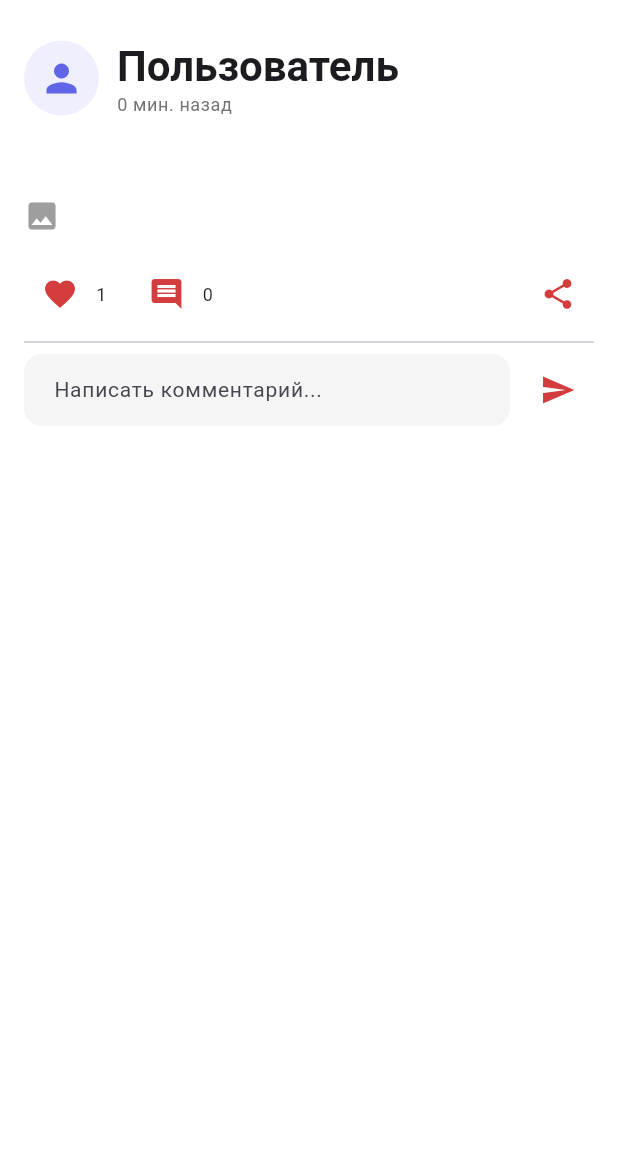
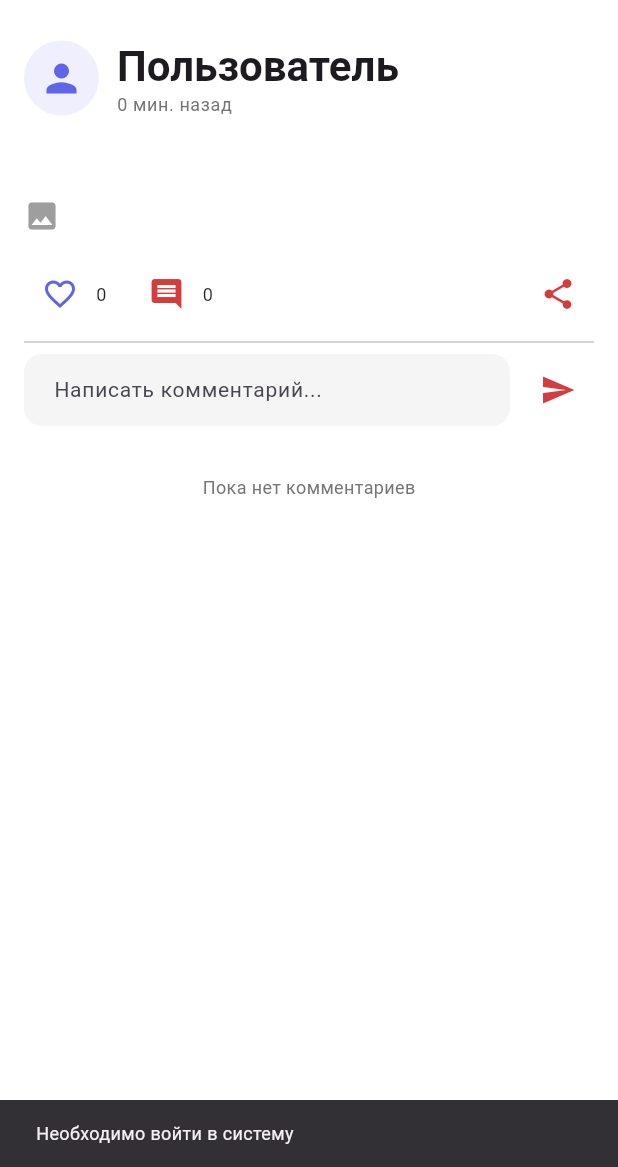
Before and after one commit to jdhantfor/coFound, a Flutter app: the PostDetailScreen screen opened directly with empty values, after a tap on the "favorite outline" icon, on a phone screen of 412 x 824 dp, the part 69-1236 px from its top. Run offline on Flutter 3.47's test engine with Material 3 defaults, Android fonts, the phone set to English and light mode, and no system bars; our stand-ins replace dio, flutter_svg, image_picker, permission_handler, qr_flutter, shared_preferences and 1 more; missing offline and left inert: mobile_scanner; accounts and stored records are empty; network calls fail.

Commit message:
Implement full comment system with server persistence and UI improvements

```diff
--- a/lib/screens/post_detail_screen.dart
+++ b/lib/screens/post_detail_screen.dart
@@ -1,5 +1,7 @@
 import 'package:flutter/material.dart';
 import '/models/models.dart';
+import '/services/services.dart';
+import '/repositories/repositories.dart';
 import '/app_styles.dart';
 import '/utils/image_utils.dart';
 
@@ -20,43 +22,170 @@
 }
 
 class _PostDetailScreenState extends State<PostDetailScreen> {
+  final PostRepository _postRepository = PostRepository();
+  final UserRepository _userRepository = UserRepository();
+
   bool _isLiked = false;
   int _likesCount = 0;
   final TextEditingController _commentController = TextEditingController();
   final List<Comment> _comments = [];
+  Map<int, User> _commentAuthors = {};
+  bool _isLoadingComments = true;
+  bool _isSubmittingComment = false;
 
   @override
   void initState() {
     super.initState();
     _likesCount = widget.post.likesCount;
-    // TODO: Загрузить комментарии и статус лайка
+    _loadComments();
+    _checkLikeStatus();
   }
 
-  void _handleLike() {
+  Future<void> _loadComments() async {
+    try {
+      if (mounted) {
+        setState(() {
+          _isLoadingComments = true;
+        });
+      }
+
+      final comments = await _postRepository.getCommentsForPost(widget.post.id);
+
+      // Загружаем данные авторов комментариев
+      for (final comment in comments) {
+        try {
+          final author = await _userRepository.getUser(comment.userId);
+          if (author != null && mounted) {
+            _commentAuthors[comment.userId] = author;
+          }
+        } catch (e) {
+          print('Ошибка загрузки автора комментария: $e');
+        }
+      }
+
+      if (mounted) {
+        setState(() {
+          _comments.clear();
+          _comments.addAll(comments);
+          _isLoadingComments = false;
+        });
+      }
+    } catch (e) {
+      print('Ошибка загрузки комментариев: $e');
+      if (mounted) {
+        setState(() {
+          _isLoadingComments = false;
+        });
+      }
+    }
+  }
+
+  Future<void> _checkLikeStatus() async {
+    try {
+      final userId = await SessionService.getCurrentUserId();
+      if (userId != null) {
+        final isLiked = await _postRepository.isPostLikedByUser(widget.post.id, userId);
+        if (mounted) {
+          setState(() {
+            _isLiked = isLiked;
+          });
+        }
+      }
+    } catch (e) {
+      print('Ошибка проверки статуса лайка: $e');
+    }
+  }
+
+  Future<void> _handleLike() async {
+    try {
+      final userId = await SessionService.getCurrentUserId();
+      if (userId == null) {
+        ScaffoldMessenger.of(context).showSnackBar(
+          const SnackBar(content: Text('Необходимо войти в систему')),
+        );
+        return;
+      }
+
+      bool success;
+      if (_isLiked) {
+        success = await _postRepository.unlikePost(widget.post.id, userId);
+      } else {
+        success = await _postRepository.likePost(widget.post.id, userId);
+      }
+
+      if (success && mounted) {
         setState(() {
           _isLiked = !_isLiked;
           _likesCount += _isLiked ? 1 : -1;
         });
-    // TODO: Отправить лайк на сервер
+      }
+    } catch (e) {
+      ScaffoldMessenger.of(context).showSnackBar(
+        SnackBar(content: Text('Ошибка: $e')),
+      );
+    }
   }
 
-  void _handleComment() {
+  Future<void> _handleComment() async {
     if (_commentController.text.trim().isEmpty) return;
 
-    final newComment = Comment(
-      id: DateTime.now().millisecondsSinceEpoch,
+    try {
+      final userId = await SessionService.getCurrentUserId();
+      if (userId == null) {
+        ScaffoldMessenger.of(context).showSnackBar(
+          const SnackBar(content: Text('Необходимо войти в систему')),
+        );
+        return;
+      }
+
+      if (mounted) {
+        setState(() {
+          _isSubmittingComment = true;
+        });
+      }
+
+      final comment = await _postRepository.createComment(
         postId: widget.post.id,
-      userId: 1, // TODO: Получить ID текущего пользователя
+        userId: userId,
         content: _commentController.text.trim(),
-      createdAt: DateTime.now(),
       );
 
+      if (comment != null && mounted) {
+        // Загружаем данные автора для нового комментария
+        try {
+          final author = await _userRepository.getUser(userId);
+          if (author != null) {
+            _commentAuthors[userId] = author;
+          }
+        } catch (e) {
+          print('Ошибка загрузки автора: $e');
+        }
+
         setState(() {
-      _comments.insert(0, newComment);
+          _comments.insert(0, comment);
+          _commentController.clear();
+          _isSubmittingComment = false;
         });
-
-    _commentController.clear();
-    // TODO: Отправить комментарий на сервер
+      } else {
+        if (mounted) {
+          setState(() {
+            _isSubmittingComment = false;
+          });
+        }
+        ScaffoldMessenger.of(context).showSnackBar(
+          const SnackBar(content: Text('Ошибка создания комментария')),
+        );
+      }
+    } catch (e) {
+      if (mounted) {
+        setState(() {
+          _isSubmittingComment = false;
+        });
+      }
+      ScaffoldMessenger.of(context).showSnackBar(
+        SnackBar(content: Text('Ошибка: $e')),
+      );
+    }
   }
 
   @override
@@ -211,8 +340,9 @@
                 Expanded(
                   child: TextField(
                     controller: _commentController,
+                    enabled: !_isSubmittingComment,
                     decoration: InputDecoration(
-                      hintText: 'Написать комментарий...',
+                      hintText: _isSubmittingComment ? 'Отправка...' : 'Написать комментарий...',
                       border: OutlineInputBorder(
                         borderRadius: BorderRadius.circular(25),
                         borderSide: BorderSide.none,
@@ -228,23 +358,51 @@
                 ),
                 const SizedBox(width: 8),
                 IconButton(
-                  onPressed: _handleComment,
-                  icon: Icon(Icons.send, color: AppStyles.secondaryColor),
+                  onPressed: _isSubmittingComment ? null : _handleComment,
+                  icon: _isSubmittingComment
+                      ? SizedBox(
+                          width: 20,
+                          height: 20,
+                          child: CircularProgressIndicator(
+                            strokeWidth: 2,
+                            valueColor: AlwaysStoppedAnimation<Color>(AppStyles.secondaryColor),
+                          ),
+                        )
+                      : Icon(Icons.send, color: AppStyles.secondaryColor),
                 ),
               ],
             ),
             const SizedBox(height: 16),
 
             // Список комментариев
-            if (_comments.isNotEmpty) ...[
+            if (_isLoadingComments) ...[
+              const Center(
+                child: Padding(
+                  padding: EdgeInsets.all(16.0),
+                  child: CircularProgressIndicator(),
+                ),
+              ),
+            ] else if (_comments.isNotEmpty) ...[
               Text(
-                'Комментарии',
+                'Комментарии (${_comments.length})',
                 style: Theme.of(context).textTheme.headlineSmall?.copyWith(
                   fontWeight: FontWeight.bold,
                 ),
               ),
               const SizedBox(height: 12),
               ..._comments.map((comment) => _buildCommentCard(comment)),
+            ] else ...[
+              Center(
+                child: Padding(
+                  padding: const EdgeInsets.all(16.0),
+                  child: Text(
+                    'Пока нет комментариев',
+                    style: Theme.of(context).textTheme.bodyMedium?.copyWith(
+                      color: AppStyles.secondaryGrey,
+                    ),
+                  ),
+                ),
+              ),
             ],
           ],
         ),
@@ -253,6 +411,7 @@
   }
 
   Widget _buildCommentCard(Comment comment) {
+    final author = _commentAuthors[comment.userId];
     return Card(
       margin: const EdgeInsets.only(bottom: 8),
       child: Padding(
@@ -263,7 +422,17 @@
             CircleAvatar(
               radius: 16,
               backgroundColor: AppStyles.primaryColor.withOpacity(0.1),
-              child: Icon(Icons.person, color: AppStyles.primaryColor, size: 16),
+              child: author?.avatarUrl != null
+                  ? ClipOval(
+                      child: ImageUtils.buildImage(
+                        imageUrl: author!.avatarUrl!,
+                        width: 32,
+                        height: 32,
+                        fit: BoxFit.cover,
+                        errorWidget: Icon(Icons.person, color: AppStyles.primaryColor, size: 16),
+                      ),
+                    )
+                  : Icon(Icons.person, color: AppStyles.primaryColor, size: 16),
             ),
             const SizedBox(width: 8),
             Expanded(
@@ -273,7 +442,7 @@
                   Row(
                     children: [
                       Text(
-                        'Пользователь', // TODO: Получить имя пользователя
+                        author?.name ?? 'Пользователь',
                         style: Theme.of(context).textTheme.bodyMedium?.copyWith(
                           fontWeight: FontWeight.bold,
                         ),
--- a/lib/services/services.dart
+++ b/lib/services/services.dart
@@ -4,3 +4,4 @@
 export 'company_service.dart';
 export 'business_card_service.dart';
 export 'sync_service.dart';
+export 'session_service.dart';
```
Lines whose indentation alone changed are shown as unchanged.
